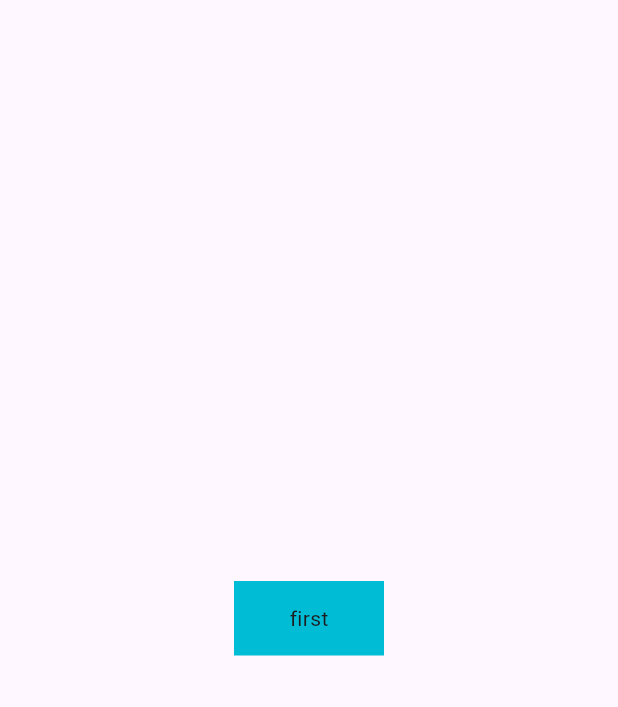
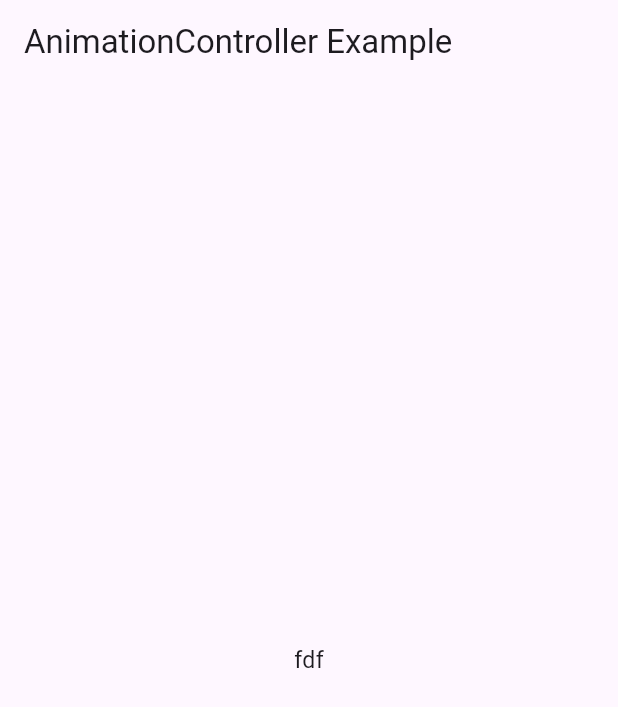
Before and after one commit to mhdalthaf38/softloom_projects, a Flutter app: the screen it shows after launch, on a phone screen of 412 x 824 dp. Shown: the top 707 px of the screen. Run offline on Flutter 3.47's test engine with Material 3 defaults, Android fonts, the phone set to English and light mode, and no system bars; our stand-ins replace carousel_slider, circular_profile_avatar, file_picker, fluttertoast, open_file; missing offline and left inert: dart:ffi; accounts and stored records are empty.

Commit message:
day1 AnimationBuilder

```diff
--- /dev/null
+++ b/lib/animation/AnimationBuilder.dart
@@ -0,0 +1,46 @@
+import 'package:flutter/material.dart';
+
+class AnimationBuilder extends StatefulWidget {
+  const AnimationBuilder({super.key});
+
+  @override
+  State<AnimationBuilder> createState() => _AnimationBuilderState();
+}
+
+class _AnimationBuilderState extends State<AnimationBuilder>
+    with SingleTickerProviderStateMixin {
+  late AnimationController _controller;
+
+  @override
+  void initState() {
+    super.initState();
+    _controller = AnimationController(
+      duration: const Duration(seconds: 2),
+      vsync: this,
+    )..repeat(reverse: true);
+  }
+
+  @override
+  void dispose() {
+    _controller.dispose();
+    super.dispose();
+  }
+
+  @override
+  Widget build(BuildContext context) {
+    return Scaffold(
+      appBar: AppBar(title: Text('AnimationController Example')),
+      body: Center(
+        child: AnimatedBuilder(
+          animation: _controller,
+          builder: (context, index) {
+            return Transform.scale(
+              scale: _controller.value + 1,
+              child: Text('fdf'),
+            );
+          },
+        ),
+      ),
+    );
+  }
+}
--- a/lib/main.dart
+++ b/lib/main.dart
@@ -1,3 +1,4 @@
+import 'package:dummy_app/animation/AnimationBuilder.dart';
 import 'package:dummy_app/animation/SlideList.dart';
 import 'package:dummy_app/animation/animationOpacity.dart';
 import 'package:dummy_app/animation/fadingTransitionAnimation.dart';
@@ -49,7 +50,7 @@ class _MyAppState extends State<MyApp> {
         theme: ThemeData(),
         debugShowCheckedModeBanner: false,
         home: Scaffold(
-          body: Fadingtransitionanimation(),
+          body: AnimationBuilder(),
         ));
   }
 }
```
